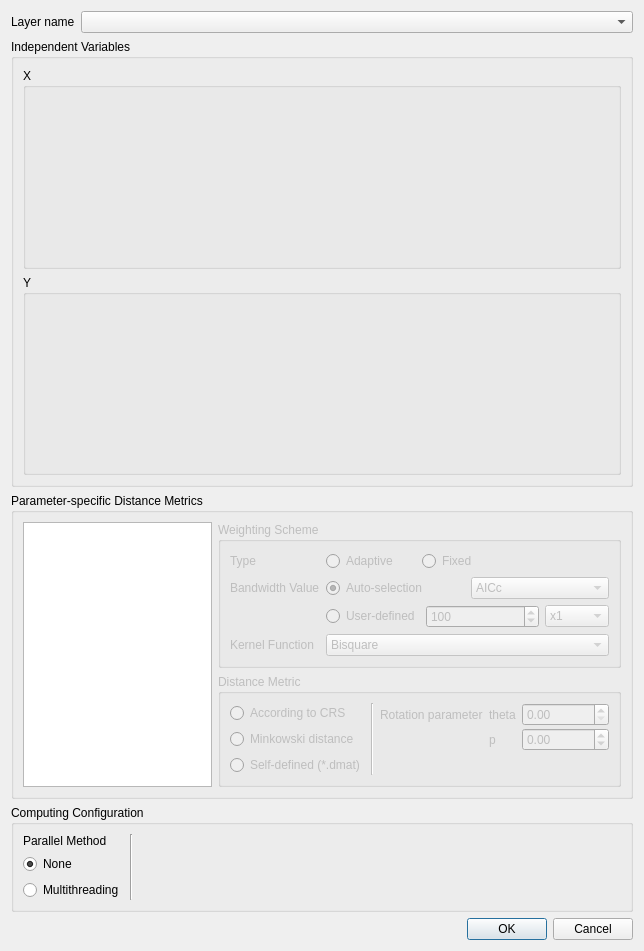
First picture: the form in gwmcorrelationdialog.ui, repository GWmodel-Lab/GWmodelS, before the edit.
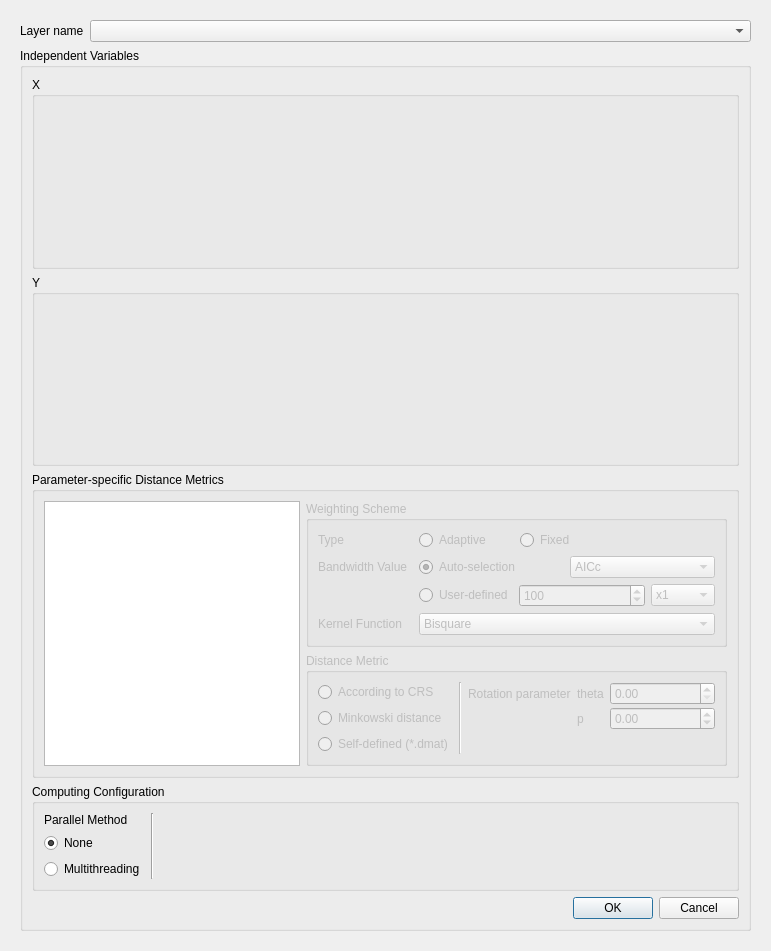
Second picture: the form after the edit. Custom widgets are drawn as their Qt base class.

```diff
--- a/gwmcorrelationdialog.ui
+++ b/gwmcorrelationdialog.ui
@@ -6,7 +6,7 @@
    <rect>
     <x>0</x>
     <y>0</y>
-    <width>644</width>
+    <width>771</width>
     <height>951</height>
    </rect>
   </property>
@@ -15,6 +15,27 @@
   </property>
   <layout class="QVBoxLayout" name="verticalLayout_9">
    <item>
+    <widget class="QScrollArea" name="scrollArea">
+     <property name="frameShape">
+      <enum>QFrame::NoFrame</enum>
+     </property>
+     <property name="lineWidth">
+      <number>0</number>
+     </property>
+     <property name="widgetResizable">
+      <bool>true</bool>
+     </property>
+     <widget class="QWidget" name="scrollAreaWidgetContents_3">
+      <property name="geometry">
+       <rect>
+        <x>0</x>
+        <y>0</y>
+        <width>753</width>
+        <height>933</height>
+       </rect>
+      </property>
+      <layout class="QVBoxLayout" name="verticalLayout_4">
+       <item>
     <layout class="QFormLayout" name="formLayout_6">
      <item row="0" column="0">
       <widget class="QLabel" name="label">
@@ -102,9 +123,6 @@
         </layout>
        </widget>
       </item>
-     </layout>
-    </widget>
-   </item>
    <item>
     <widget class="QGroupBox" name="groupBox_5">
      <property name="sizePolicy">
@@ -125,6 +143,12 @@
           <verstretch>0</verstretch>
          </sizepolicy>
         </property>
+               <property name="minimumSize">
+                <size>
+                 <width>232</width>
+                 <height>256</height>
+                </size>
+               </property>
        </widget>
       </item>
       <item row="0" column="1">
@@ -713,6 +737,13 @@
       </widget>
      </item>
     </layout>
+          </item>
+         </layout>
+        </widget>
+       </item>
+      </layout>
+     </widget>
+    </widget>
    </item>
   </layout>
  </widget>
```
Left out of the diff: 2 changed lines with no effect on the pictures. Lines whose indentation alone changed are shown as unchanged.
